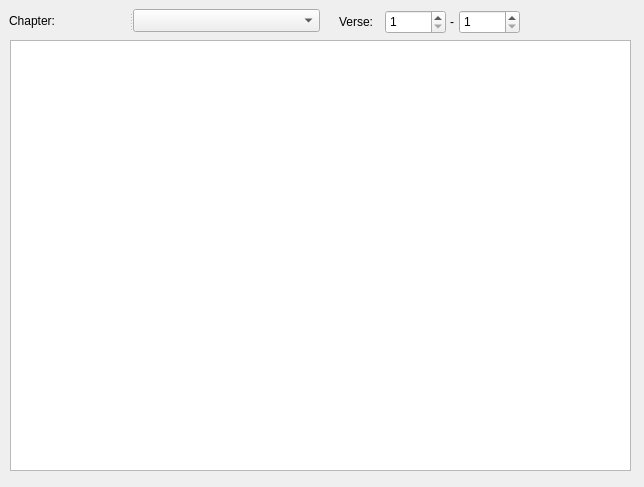
This is core/controls/quran_reader.ui in abumq/project-islam as Qt 5 draws it before an edit. The edited form follows.
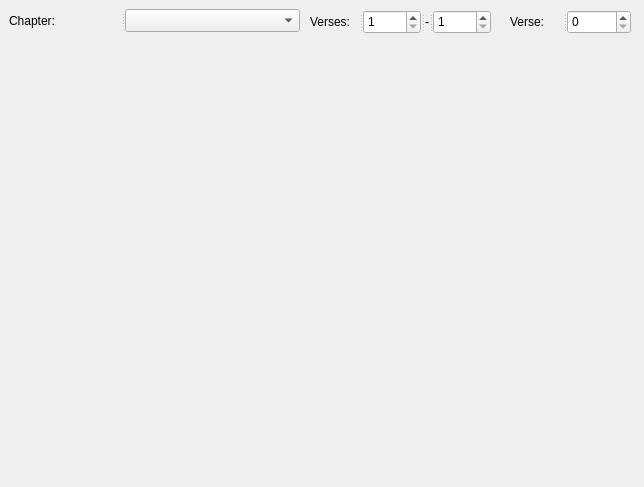
This is the edited form.

Commit message: Better Quran View and reader signal connections

Patch:
```diff
--- a/core/controls/quran_reader.ui
+++ b/core/controls/quran_reader.ui
@@ -13,80 +13,12 @@
   <property name="windowTitle">
    <string>Form</string>
   </property>
-  <widget class="QLabel" name="label_2">
-   <property name="geometry">
-    <rect>
-     <x>339</x>
-     <y>10</y>
-     <width>42</width>
-     <height>24</height>
-    </rect>
-   </property>
-   <property name="text">
-    <string>Verse:</string>
-   </property>
-  </widget>
-  <widget class="QSpinBox" name="spnVerseFrom">
-   <property name="geometry">
-    <rect>
-     <x>385</x>
-     <y>10</y>
-     <width>61</width>
-     <height>24</height>
-    </rect>
-   </property>
-   <property name="minimum">
-    <number>1</number>
-   </property>
-   <property name="maximum">
-    <number>286</number>
-   </property>
-  </widget>
-  <widget class="QSpinBox" name="spnVerseTo">
-   <property name="geometry">
-    <rect>
-     <x>459</x>
-     <y>10</y>
-     <width>61</width>
-     <height>24</height>
-    </rect>
-   </property>
-   <property name="minimum">
-    <number>1</number>
-   </property>
-   <property name="maximum">
-    <number>286</number>
-   </property>
-  </widget>
-  <widget class="QLabel" name="label_4">
-   <property name="geometry">
-    <rect>
-     <x>450</x>
-     <y>10</y>
-     <width>5</width>
-     <height>24</height>
-    </rect>
-   </property>
-   <property name="text">
-    <string>-</string>
-   </property>
-  </widget>
-  <widget class="QGraphicsView" name="view">
-   <property name="geometry">
-    <rect>
-     <x>10</x>
-     <y>40</y>
-     <width>621</width>
-     <height>431</height>
-    </rect>
-   </property>
-  </widget>
   <widget class="QSplitter" name="splitter">
    <property name="geometry">
     <rect>
      <x>9</x>
      <y>9</y>
-     <width>311</width>
+     <width>291</width>
      <height>23</height>
     </rect>
    </property>
@@ -100,6 +32,64 @@
    </widget>
    <widget class="QComboBox" name="cboChapter"/>
   </widget>
+  <widget class="QSplitter" name="splitter_2">
+   <property name="geometry">
+    <rect>
+     <x>310</x>
+     <y>10</y>
+     <width>181</width>
+     <height>24</height>
+    </rect>
+   </property>
+   <property name="orientation">
+    <enum>Qt::Horizontal</enum>
+   </property>
+   <widget class="QLabel" name="label_2">
+    <property name="text">
+     <string>Verses:</string>
+    </property>
+   </widget>
+   <widget class="QSpinBox" name="spnVerseFrom">
+    <property name="minimum">
+     <number>1</number>
+    </property>
+    <property name="maximum">
+     <number>286</number>
+    </property>
+   </widget>
+   <widget class="QLabel" name="label_4">
+    <property name="text">
+     <string>-</string>
+    </property>
+   </widget>
+   <widget class="QSpinBox" name="spnVerseTo">
+    <property name="minimum">
+     <number>1</number>
+    </property>
+    <property name="maximum">
+     <number>286</number>
+    </property>
+   </widget>
+  </widget>
+  <widget class="QSplitter" name="splitter_3">
+   <property name="geometry">
+    <rect>
+     <x>510</x>
+     <y>10</y>
+     <width>121</width>
+     <height>24</height>
+    </rect>
+   </property>
+   <property name="orientation">
+    <enum>Qt::Horizontal</enum>
+   </property>
+   <widget class="QLabel" name="label_3">
+    <property name="text">
+     <string>Verse:</string>
+    </property>
+   </widget>
+   <widget class="QSpinBox" name="spnVerse"/>
+  </widget>
  </widget>
  <resources/>
  <connections/>
```
The commit also changes 13 other files.
